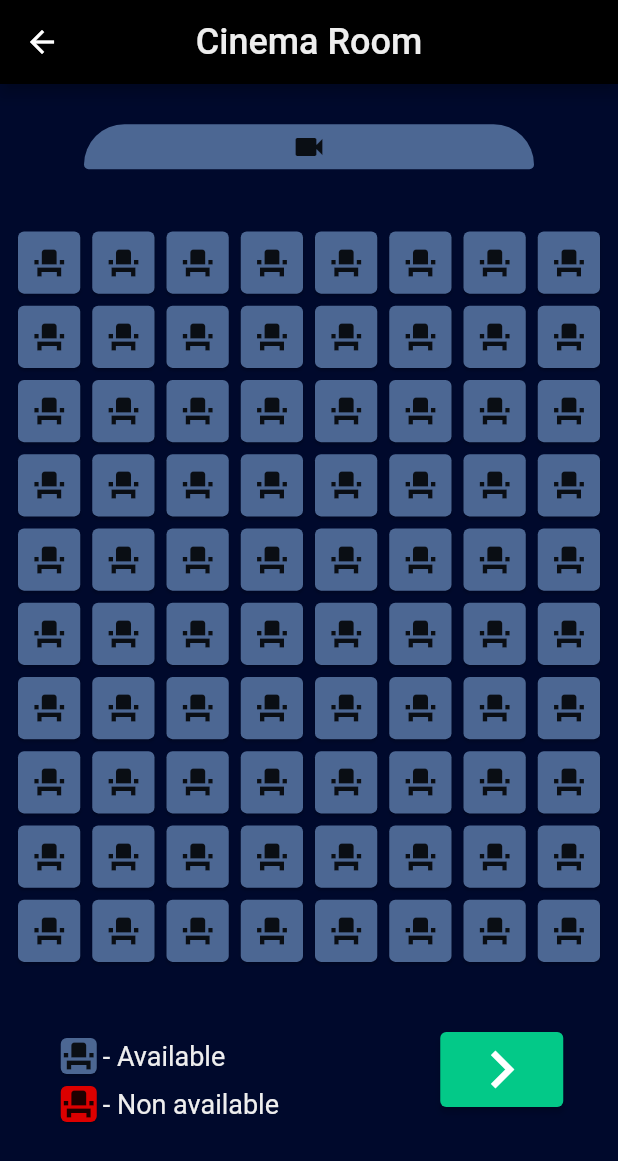
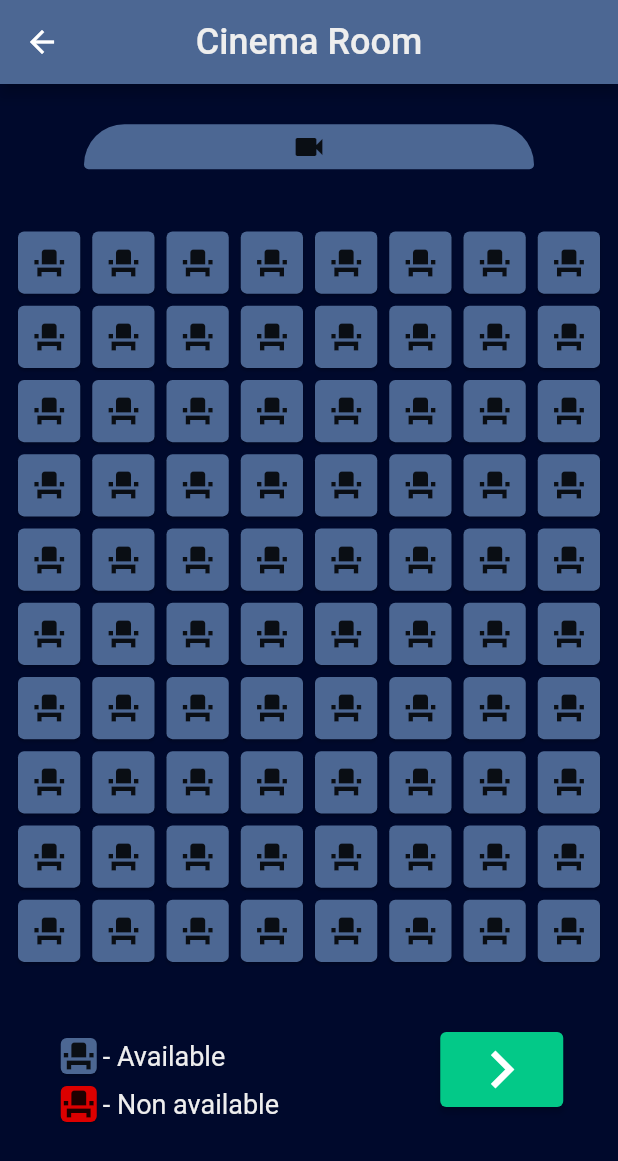
Before and after one commit to kelvins213/Cinema, a Flutter app: the CinemaRoom screen opened directly with empty values, on a phone screen of 412 x 824 dp. Shown: the top 1161 px of the screen. Run offline on Flutter 3.47's test engine with Material 2 defaults, Android fonts, the phone set to English and light mode, and no system bars; network calls fail.

Commit message:
changes on the colors' applications

```diff
--- a/lib/pages/room.dart
+++ b/lib/pages/room.dart
@@ -52,7 +52,7 @@ class _CinemaRoom extends State<CinemaRoom>{
     return Scaffold(
       backgroundColor: const Color(0xFF00092C),
       appBar: AppBar(
-        backgroundColor: const Color(0xFF000000),
+        backgroundColor: const Color(0xFF4C6793),
         centerTitle: true,
         title: buildText(text: "Cinema Room", size: 24),
       ),
```
Also changed, not shown: lib/pages/food.dart (+7 -5 lines).
